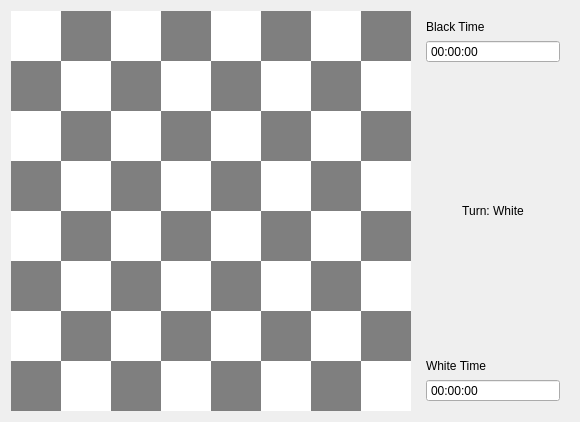
The window that chessVshogi/UI/ingame_chess.ui (sahinakkaya/chess) describes before a commit, drawn with Qt 5.
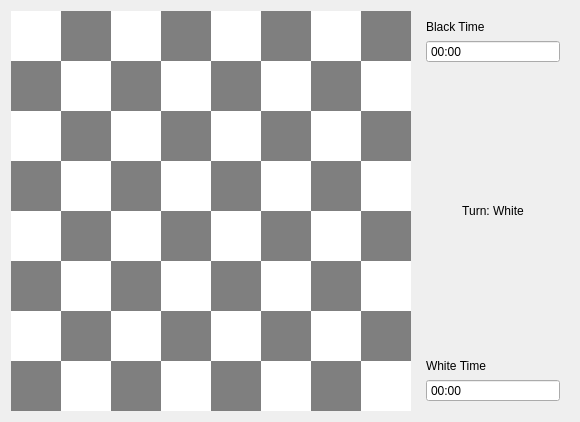
The same window after the commit.

What changed in the file:
```diff
--- a/chessVshogi/UI/ingame_chess.ui
+++ b/chessVshogi/UI/ingame_chess.ui
@@ -1122,6 +1122,12 @@
         <property name="buttonSymbols">
          <enum>QAbstractSpinBox::NoButtons</enum>
         </property>
+        <property name="currentSection">
+         <enum>QDateTimeEdit::SecondSection</enum>
+        </property>
+        <property name="displayFormat">
+         <string>mm:ss</string>
+        </property>
         <property name="time">
          <time>
           <hour>0</hour>
@@ -1191,6 +1197,12 @@
         <property name="buttonSymbols">
          <enum>QAbstractSpinBox::NoButtons</enum>
         </property>
+        <property name="currentSection">
+         <enum>QDateTimeEdit::SecondSection</enum>
+        </property>
+        <property name="displayFormat">
+         <string>mm:ss</string>
+        </property>
        </widget>
       </item>
      </layout>
```
